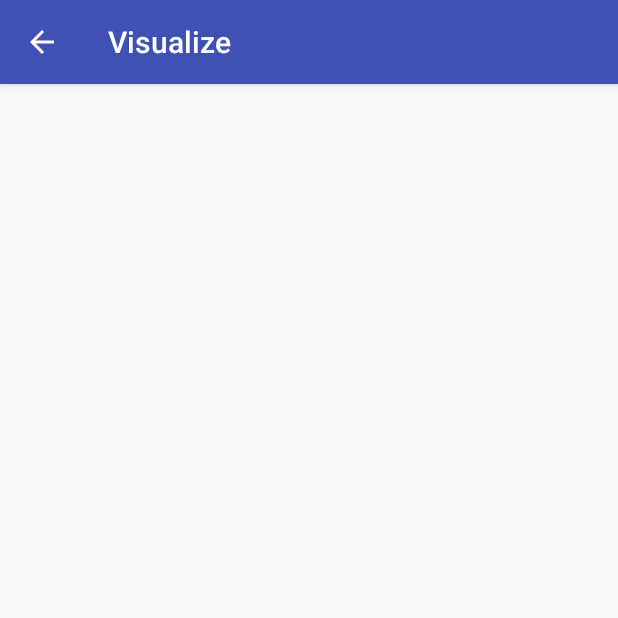
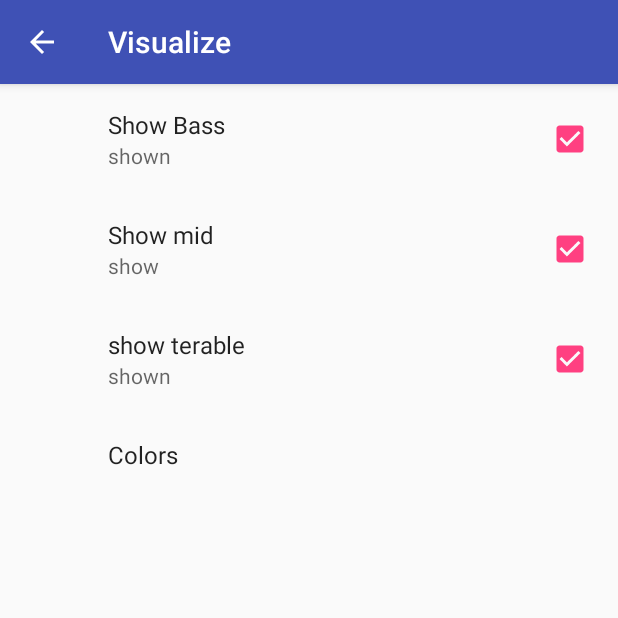
Before and after one commit to AbdoAhmedAbdelaleem/Preferences, an Android app: the screen it shows after launch (SettingsActivity), in the options menu, after a tap on "Setting", on a phone screen of 412 x 824 dp, the top half of it. Run offline under Robolectric (Android 15) with nearby library versions, the phone set to English and light mode, and no system bars; our stand-ins replace androidx.preference; 1 statement that could not run was skipped.

Commit message:
add listPreference and implement onSharePreferencesChangeListener

```diff
--- a/app/build.gradle
+++ b/app/build.gradle
@@ -20,4 +20,5 @@ android {
 dependencies {
     compile fileTree(dir: 'libs', include: ['*.jar'])
     compile 'com.android.support:appcompat-v7:25.1.0'
+    compile 'com.android.support:preference-v7:25.1.0'
 }
--- /dev/null
+++ b/app/src/main/java/android/example/com/visualizerpreferences/PrefernceFragment.java
@@ -0,0 +1,59 @@
+package android.example.com.visualizerpreferences;
+
+import android.content.SharedPreferences;
+import android.os.Bundle;
+import android.support.v7.preference.CheckBoxPreference;
+import android.support.v7.preference.ListPreference;
+import android.support.v7.preference.Preference;
+import android.support.v7.preference.PreferenceFragmentCompat;
+import android.support.v7.preference.PreferenceScreen;
+
+public class PrefernceFragment extends PreferenceFragmentCompat implements SharedPreferences.OnSharedPreferenceChangeListener {
+    PreferenceScreen preferenceScreen;
+    SharedPreferences sharedPreferences;
+    @Override
+    public void onCreatePreferences(Bundle savedInstanceState, String rootKey) {
+        addPreferencesFromResource(R.xml.preference_screen_layout);
+        preferenceScreen = getPreferenceScreen();
+        sharedPreferences = preferenceScreen.getSharedPreferences();
+        int preferenceCount = preferenceScreen.getPreferenceCount();
+        for (int i = 0; i < preferenceCount; i++)
+        {
+            Preference preference = preferenceScreen.getPreference(i);
+            if(!( preference instanceof CheckBoxPreference)) {
+                String s = sharedPreferences.getString(preference.getKey(), "");
+                setSummary(preference, s);
+            }
+        }
+        sharedPreferences.registerOnSharedPreferenceChangeListener(this);
+    }
+
+    @Override
+    public void onDestroy() {
+        super.onDestroy();
+        sharedPreferences.unregisterOnSharedPreferenceChangeListener(this);
+    }
+
+    public void setSummary(Preference preference, String value)
+    {
+          if(preference instanceof ListPreference)
+          {
+              ListPreference listPreference=(ListPreference)preference;
+              int indexOfValue = listPreference.findIndexOfValue(value);
+              if(indexOfValue!=-1)
+              {
+                  listPreference.setSummary(listPreference.getEntries()[indexOfValue]);
+              }
+          }
+    }
+
+    @Override
+    public void onSharedPreferenceChanged(SharedPreferences sharedPreferences, String k) {
+        Preference preference = preferenceScreen.findPreference(k);
+        if(!(preference instanceof CheckBoxPreference))
+        {
+            String value = sharedPreferences.getString(k, "");
+            setSummary(preference,value);
+        }
+    }
+}
--- a/app/src/main/java/android/example/com/visualizerpreferences/VisualizerActivity.java
+++ b/app/src/main/java/android/example/com/visualizerpreferences/VisualizerActivity.java
@@ -18,11 +18,13 @@ package android.example.com.visualizerpreferences;
 
 import android.Manifest;
 import android.content.Intent;
+import android.content.SharedPreferences;
 import android.content.pm.PackageManager;
 import android.example.com.visualizerpreferences.AudioVisuals.AudioInputReader;
 import android.example.com.visualizerpreferences.AudioVisuals.VisualizerView;
 import android.os.Build;
 import android.os.Bundle;
+import android.preference.PreferenceManager;
 import android.support.annotation.NonNull;
 import android.support.v4.app.ActivityCompat;
 import android.support.v7.app.AppCompatActivity;
@@ -31,25 +33,34 @@ import android.view.MenuInflater;
 import android.view.MenuItem;
 import android.widget.Toast;
 
-public class VisualizerActivity extends AppCompatActivity {
+public class VisualizerActivity extends AppCompatActivity implements SharedPreferences.OnSharedPreferenceChangeListener {
 
     private static final int MY_PERMISSION_RECORD_AUDIO_REQUEST_CODE = 88;
     private VisualizerView mVisualizerView;
     private AudioInputReader mAudioInputReader;
+    SharedPreferences defaultSharedPreferences;
 
     @Override
     protected void onCreate(Bundle savedInstanceState) {
         super.onCreate(savedInstanceState);
         setContentView(R.layout.activity_visualizer);
         mVisualizerView = (VisualizerView) findViewById(R.id.activity_visualizer);
+        defaultSharedPreferences = PreferenceManager.getDefaultSharedPreferences(this);
         defaultSetup();
         setupPermissions();
+        defaultSharedPreferences.registerOnSharedPreferenceChangeListener(this);
+    }
+
+    @Override
+    protected void onDestroy() {
+        super.onDestroy();
+        defaultSharedPreferences.unregisterOnSharedPreferenceChangeListener(this);
     }
 
     private void defaultSetup() {
-        mVisualizerView.setShowBass(false);
-        mVisualizerView.setShowMid(false);
-        mVisualizerView.setShowTreble(true);
+        mVisualizerView.setShowBass(defaultSharedPreferences.getBoolean(getString(R.string.ShowBassSummeryKey),getResources().getBoolean(R.bool.showBassDefaultVale)));
+        mVisualizerView.setShowMid(defaultSharedPreferences.getBoolean(getString(R.string.ShowMidSummeryKey),getResources().getBoolean(R.bool.showMidDefaultVale)));
+        mVisualizerView.setShowTreble(defaultSharedPreferences.getBoolean(getString(R.string.ShowTerableKey),getResources().getBoolean(R.bool.showTerrableDefaultVale)));
         mVisualizerView.setMinSizeScale(1);
         mVisualizerView.setColor(getString(R.string.pref_color_red_value));
     }
@@ -137,4 +148,23 @@ public class VisualizerActivity extends AppCompatActivity {
         return super.onOptionsItemSelected(item);
     }
 
+    @Override
+    public void onSharedPreferenceChanged(SharedPreferences sharedPreferences, String key)
+    {
+
+        if(key.equals(getString(R.string.ShowBassSummeryKey)))
+        {
+            mVisualizerView.setShowBass(sharedPreferences.getBoolean(getString(R.string.ShowBassSummeryKey),getResources().getBoolean(R.bool.showBassDefaultVale)));
+
+        }
+       else if(key.equals(getString(R.string.ShowMidSummeryKey)))
+        {
+            mVisualizerView.setShowMid(sharedPreferences.getBoolean(getString(R.string.ShowMidSummeryKey),getResources().getBoolean(R.bool.showMidDefaultVale)));
+
+        }
+        else if(key.equals(getString(R.string.ShowTerableKey)))
+        {
+            mVisualizerView.setShowTreble(sharedPreferences.getBoolean(getString(R.string.ShowTerableKey),getResources().getBoolean(R.bool.showTerrableDefaultVale)));
+        }
+    }
 }
--- a/app/src/main/res/layout/activity_settings.xml
+++ b/app/src/main/res/layout/activity_settings.xml
@@ -1,9 +1,12 @@
 <?xml version="1.0" encoding="utf-8"?>
-<LinearLayout xmlns:android="http://schemas.android.com/apk/res/android"
+<fragment xmlns:android="http://schemas.android.com/apk/res/android"
     xmlns:app="http://schemas.android.com/apk/res-auto"
     xmlns:tools="http://schemas.android.com/tools"
     android:layout_width="match_parent"
     android:layout_height="match_parent"
+    android:name="android.example.com.visualizerpreferences.PrefernceFragment"
     tools:context=".SettingsActivity">
 
-</LinearLayout>
+
+
+</fragment>
--- /dev/null
+++ b/app/src/main/res/values/arrays.xml
@@ -0,0 +1,15 @@
+<?xml version="1.0" encoding="utf-8"?>
+<resources>
+    <array name="sharedPreferenceVaalueTitles">
+        <item>@string/pref_color_blue_label</item>
+        <item>@string/pref_color_green_label</item>
+        <item>@string/pref_color_red_red</item>
+    </array>
+    <array name="sharedPreferenceVaalueKeys">
+        <item>@string/pref_color_blue_value</item>
+        <item>@string/pref_color_green_value</item>
+        <item>@string/pref_color_red_value</item>
+    </array>
+
+
+</resources>
--- /dev/null
+++ b/app/src/main/res/values/bools.xml
@@ -0,0 +1,6 @@
+<?xml version="1.0" encoding="utf-8"?>
+<resources>
+    <bool name="showBassDefaultVale">true</bool>
+    <bool name="showMidDefaultVale">true</bool>
+    <bool name="showTerrableDefaultVale">true</bool>
+</resources>
--- a/app/src/main/res/values/strings.xml
+++ b/app/src/main/res/values/strings.xml
@@ -13,7 +13,26 @@
     <!-- Value in SharedPreferences for blue color option -->
     <string name="pref_color_blue_value" translatable="false">blue</string>
 
+    <string name="pref_color_blue_label">Blue</string>
+    <string name="pref_color_green_label">Green</string>
+    <string name="pref_color_red_red">Red</string>
+
     <!-- Value in SharedPreferences for green color option -->
     <string name="pref_color_green_value" translatable="false">green</string>
     <string name="settingMenuItem">Setting</string>
+    <string name="ShowTerableSummeryOn">shown</string>
+    <string name="ShowTerableSummeryOFF">hidden</string>
+    <string name="ShowTerableKey" translatable="false">showTerableKey</string>
+    <string name="ShowTerableTitle">show terable</string>
+    <string name="ShowMidSummeryTitle">Show mid</string>
+    <string name="ShowMidSummeryKey" translatable="false">showMidKey</string>
+    <string name="ShowMidSummeryOn">show</string>
+    <string name="ShowMidSummeryOFF">hidden</string>
+    <string name="ShowBassSummeryTitle">Show Bass</string>
+    <string name="ShowBassSummeryKey">showBassKey</string>
+    <string name="ShowBassSummeryOn">shown</string>
+    <string name="ShowBassSummeryOFF">hidden</string>
+    <string name="colorListKey" translatable="false">colorListKey</string>
+    <string name="listColorTitle">Colors</string>
+
 </resources>
--- a/app/src/main/res/values/styles.xml
+++ b/app/src/main/res/values/styles.xml
@@ -6,6 +6,7 @@
         <item name="colorPrimary">@color/colorPrimary</item>
         <item name="colorPrimaryDark">@color/colorPrimaryDark</item>
         <item name="colorAccent">@color/colorAccent</item>
+       <item name="preferenceTheme">@style/PreferenceThemeOverlay</item>
     </style>
 
 </resources>
--- /dev/null
+++ b/app/src/main/res/xml/preference_screen_layout.xml
@@ -0,0 +1,31 @@
+<?xml version="1.0" encoding="utf-8"?>
+<PreferenceScreen xmlns:android="http://schemas.android.com/apk/res/android">
+<CheckBoxPreference
+    android:defaultValue="true"
+    android:title="@string/ShowBassSummeryTitle"
+    android:key="@string/ShowBassSummeryKey"
+    android:summaryOn="@string/ShowBassSummeryOn"
+    android:summaryOff="@string/ShowBassSummeryOFF"
+    />
+    <CheckBoxPreference
+        android:defaultValue="true"
+        android:title="@string/ShowMidSummeryTitle"
+        android:key="@string/ShowMidSummeryKey"
+        android:summaryOn="@string/ShowMidSummeryOn"
+        android:summaryOff="@string/ShowMidSummeryOFF"
+        />
+    <CheckBoxPreference
+        android:defaultValue="true"
+        android:title="@string/ShowTerableTitle"
+        android:key="@string/ShowTerableKey"
+        android:summaryOn="@string/ShowTerableSummeryOn"
+        android:summaryOff="@string/ShowTerableSummeryOFF"
+        />
+    <ListPreference android:entries="@array/sharedPreferenceVaalueTitles"
+        android:entryValues="@array/sharedPreferenceVaalueKeys"
+        android:key="@string/colorListKey"
+
+        android:defaultValue="@string/pref_color_blue_label"
+        android:title="@string/listColorTitle"/>
+
+</PreferenceScreen>
```
